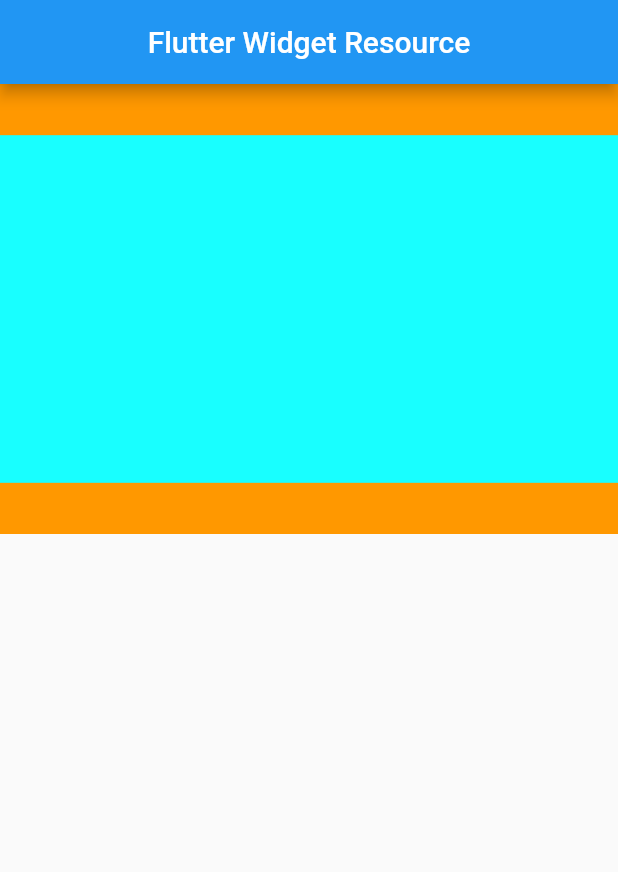
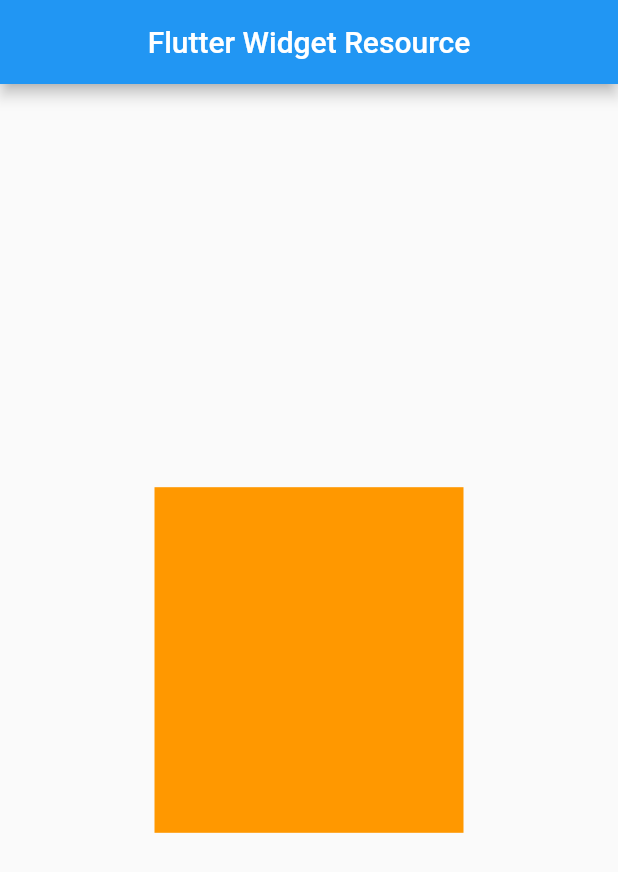
Before and after one commit to khalid063/Flutter-Widget-Resource, a Flutter app: the screen it shows after launch, on a phone screen of 412 x 824 dp. Shown: the top 872 px of the screen. Run offline on Flutter 3.47's test engine with Material 2 defaults, Android fonts, the phone set to English and light mode, and no system bars.

Commit message:
Fractional Size Box

```diff
--- a/lib/main.dart
+++ b/lib/main.dart
@@ -32,15 +32,12 @@ class _HomeScreenState extends State<HomeScreen> {
         title: Text('Flutter Widget Resource'),
         centerTitle: true,
       ),
-      body: Container(
-        width: double.infinity,   /// for getting full width
-        height: 300,
-        color: Colors.orange,
-        alignment: Alignment.center,
-        child: AspectRatio(
-          aspectRatio: 16/9,    /// length/width
+      body: Center(
+        child: FractionallySizedBox(
+          widthFactor: 0.5,             /// full width = 1
+          heightFactor: 0.3,            /// full height = 1
           child: Container(
-            color: Colors.cyanAccent,
+            color: Colors.orange,
           ),
         ),
       ),
```
